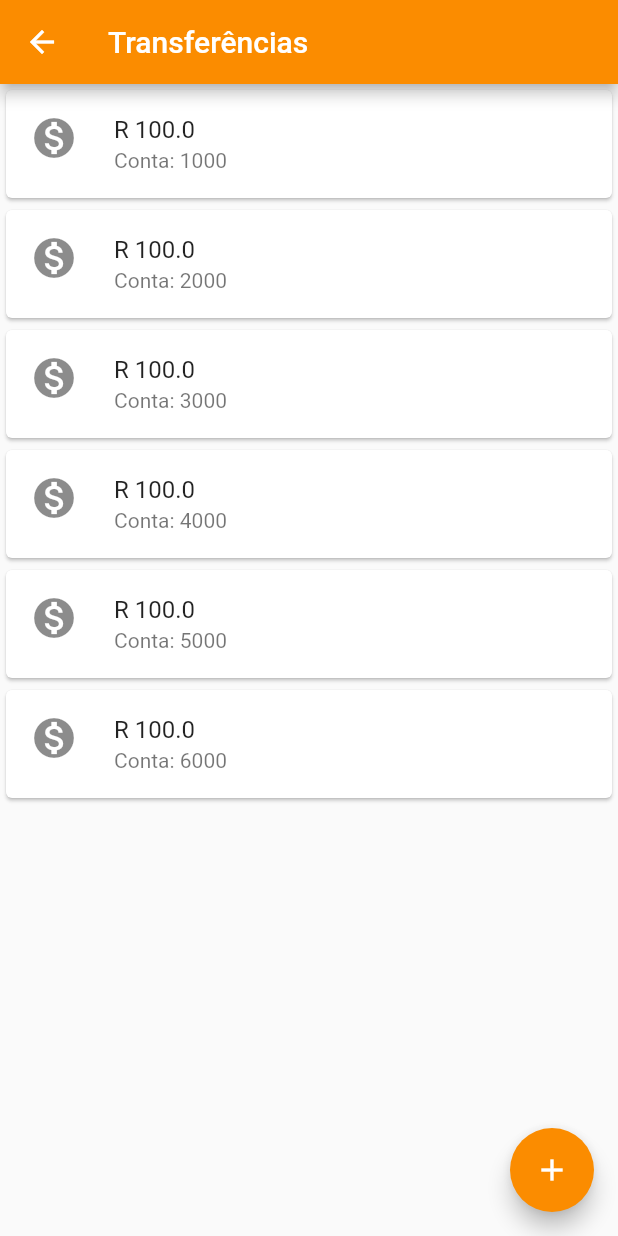
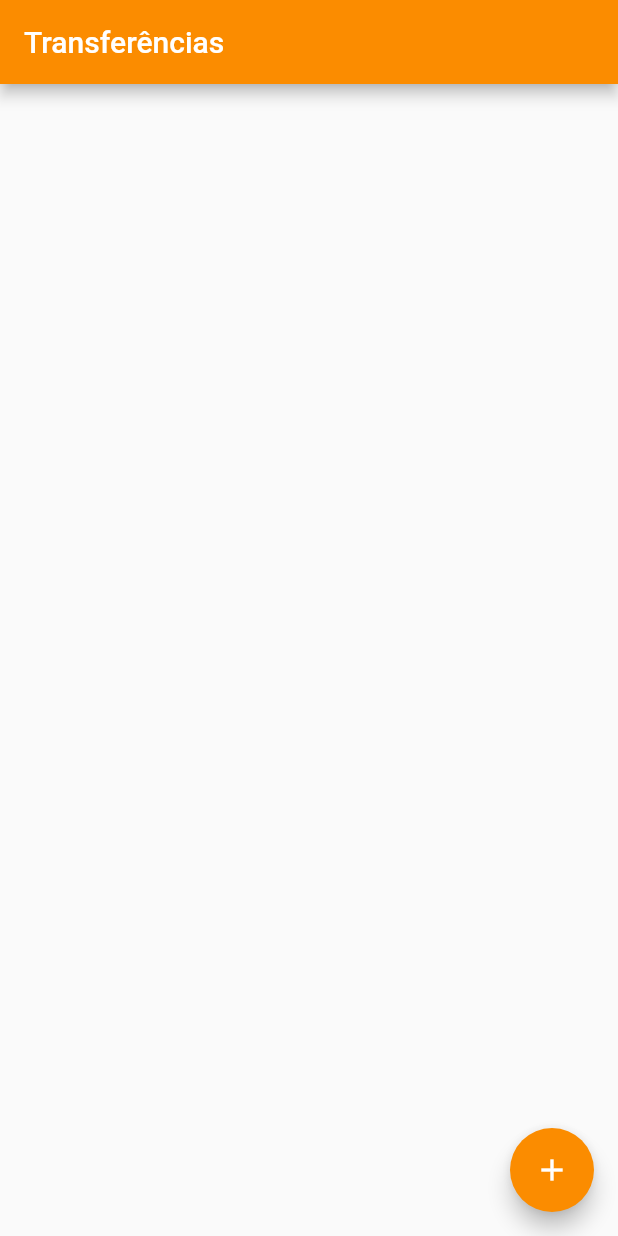
Before and after one commit to rmeira/RMByteBank, a Flutter app: the TransferList screen opened directly, on a phone screen of 412 x 824 dp. Run offline on Flutter 3.47's test engine with Material 2 defaults, Android fonts, the phone set to English and light mode, and no system bars.

```diff
--- a/lib/main.dart
+++ b/lib/main.dart
@@ -7,7 +7,7 @@ class FlutterInitApp extends StatelessWidget {
   Widget build(BuildContext context) {
     return MaterialApp(
       home: Scaffold(
-        body: TransferForm(),
+        body: TransferList(),
       ),
       debugShowCheckedModeBanner: false,
     );
@@ -21,6 +21,10 @@ class TransferForm extends StatelessWidget {
   @override
   Widget build(BuildContext context) {
     return Scaffold(
+      appBar: AppBar(
+        title: const Text('Adicionar nova transferência'),
+        backgroundColor: Colors.orange[600],
+      ),
       body: Container(
         child: Column(
           children: <Widget>[
@@ -40,24 +44,22 @@ class TransferForm extends StatelessWidget {
               color: Colors.orange[600],
               textColor: Colors.white,
               child: Text("Adicionar transferência"),
-              onPressed: () {
-                final double value = double.tryParse(_value.text);
-                final int account = int.tryParse(_account.text);
-
-                if (value != null && account != null) {
-                  Transfer(value, account);
-                }
-              },
+              onPressed: () => _handleCreateTranfer(context, _value, _account),
             ),
           ],
         ),
       ),
-      appBar: AppBar(
-        actions: <Widget>[BackButton()],
-        title: const Text('Adicionar nova transferência'),
-        backgroundColor: Colors.orange[600],
-      ),
     );
+  }
+}
+
+void _handleCreateTranfer(BuildContext context, _value, _account) {
+  final double value = double.tryParse(_value.text);
+  final int account = int.tryParse(_account.text);
+
+  if (value != null && account != null) {
+    final tranferCreate = Transfer(value, account);
+    Navigator.pop(context, tranferCreate);
   }
 }
 
@@ -88,7 +90,9 @@ class TransferFormField extends StatelessWidget {
         decoration: InputDecoration(
           suffixIcon: Padding(
             padding: const EdgeInsetsDirectional.only(end: 4.0),
-            child: Icon(icon), // myIcon is a 48px-wide widget.
+            child: icon != null
+                ? Icon(icon)
+                : null, // myIcon is a 48px-wide widget.
           ),
           labelText: label,
           hintText: hint,
@@ -101,27 +105,42 @@ class TransferFormField extends StatelessWidget {
   }
 }
 
-class TransferList extends StatelessWidget {
+class TransferList extends StatefulWidget {
+  final List<Transfer> _transfer = List();
+
+  @override
+  State<StatefulWidget> createState() => TransferListState();
+}
+
+class TransferListState extends State<TransferList> {
   @override
   Widget build(BuildContext context) {
+    debugPrint('$widget._transfer');
     return Scaffold(
-      body: Container(
-        child: Column(
-          children: <Widget>[
-            TransferItem(Transfer(100.0, 1000)),
-            TransferItem(Transfer(100.0, 2000)),
-            TransferItem(Transfer(100.0, 3000)),
-            TransferItem(Transfer(100.0, 4000)),
-            TransferItem(Transfer(100.0, 5000)),
-            TransferItem(Transfer(100.0, 6000)),
-          ],
-        ),
+      body: ListView.builder(
+        itemCount: widget._transfer.length,
+        itemBuilder: (context, index) {
+          final transfer = widget._transfer[index];
+          return TransferItem(transfer);
+        },
       ),
       appBar: AppBar(
         title: const Text('Transferências'),
         backgroundColor: Colors.orange[600],
       ),
       floatingActionButton: FloatingActionButton(
+        onPressed: () {
+          final Future<Transfer> future = Navigator.push(
+            context,
+            MaterialPageRoute(builder: (context) {
+              return TransferForm();
+            }),
+          );
+          future.then((handleTransferReceived) {
+            debugPrint('$handleTransferReceived');
+            widget._transfer.add(handleTransferReceived);
+          });
+        },
         child: Icon(Icons.add),
         backgroundColor: Colors.orange[600],
       ),
@@ -154,4 +173,9 @@ class Transfer {
   final int account;
 
   Transfer(this.value, this.account);
+
+  @override
+  String toString() {
+    return 'Transfer{value: $value, account: $account}';
+  }
 }
```
